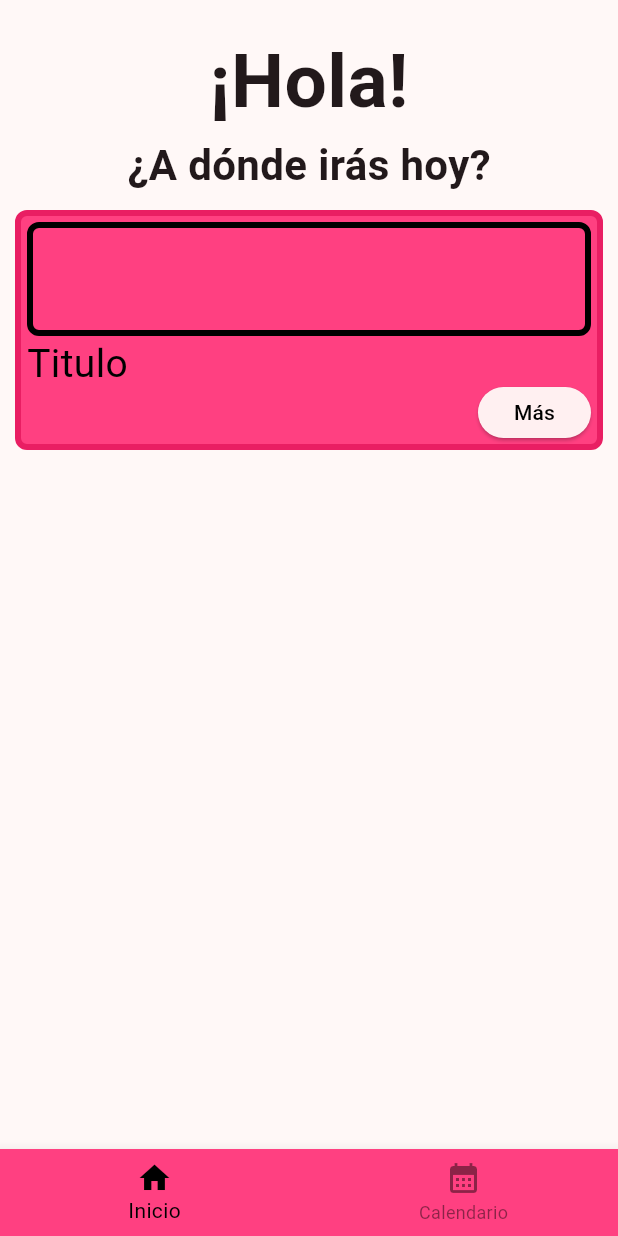
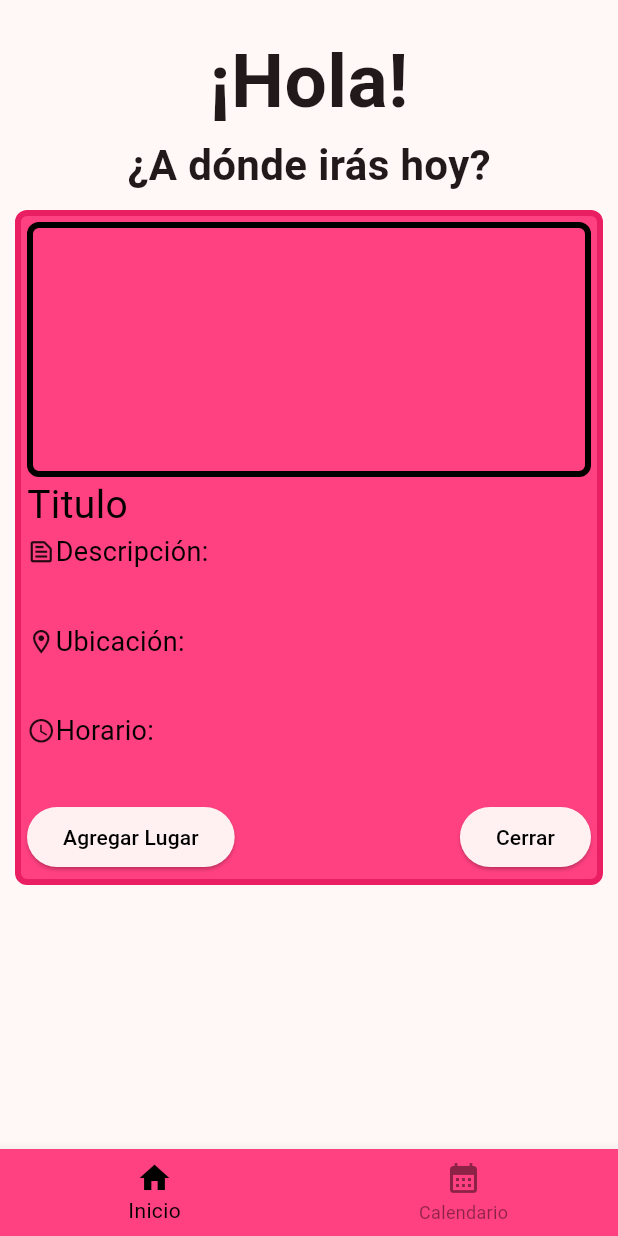
Before and after one commit to PapiTorrente/ProgramacionMovil, a Flutter app: the screen it shows after launch, on a phone screen of 412 x 824 dp. Run offline on Flutter 3.47's test engine with Material 3 defaults, Android fonts, the phone set to English and light mode, and no system bars.

Commit message:
Modificación de la tarjeta grande.

```diff
--- a/lib/pantallas/main.dart
+++ b/lib/pantallas/main.dart
@@ -60,7 +60,7 @@ class _pPrincipalState extends State<pPrincipal> { //Con barra baja es una varia
         ),
 
         /* CÓDIGO DE LA TARJETA */
-
+        /*
         Flexible( // Tarjeta
             child: Container(
               height: 160,
@@ -125,11 +125,11 @@ class _pPrincipalState extends State<pPrincipal> { //Con barra baja es una varia
               ),
             )
         )
-
+        */
         /* FIN DEL CÓDIGO DE LA TARJETA */
 
         /* CÓDIGO DE LA TARJETA GRANDE */
-        /*
+
         Flexible(
             child: Container(
               height: 450,
@@ -176,13 +176,71 @@ class _pPrincipalState extends State<pPrincipal> { //Con barra baja es una varia
                         Flexible(
                             child: Align(
                               alignment: Alignment.topLeft,
-                              child: Text(
-                                "Descripción:",
-                                style: TextStyle(
-                                  fontSize: 20,
-                                  color: Colors.black
+                              child: Container(
+                                child: Row(
+                                  children: [
+                                    Icon(
+                                        Icons.text_snippet_outlined,
+                                        size: 19,
+                                    ),
+                                    Text(
+                                      "Descripción:",
+                                      style: TextStyle(
+                                          fontSize: 18,
+                                          color: Colors.black
+                                      ),
+                                    ),
+                                  ],
                                 ),
                               ),
+                            )
+                        ),
+
+                        //TEXTO DEL HORARIO
+                        Flexible(
+                            child: Align(
+                              alignment: Alignment.topLeft,
+                              child: Container(
+                                child: Row(
+                                  children: [
+                                    Icon(
+                                        Icons.location_on_outlined,
+                                        size: 19,
+                                    ),
+                                    Text(
+                                      "Ubicación:",
+                                      style: TextStyle(
+                                          fontSize: 18,
+                                          color: Colors.black
+                                      ),
+                                    ),
+                                  ],
+                                ),
+                              ),
+                            )
+                        ),
+
+                        //TEXTO DE LA UBICACIÓN
+                        Flexible(
+                            child: Align(
+                              alignment: Alignment.topLeft,
+                              child: Container(
+                                child: Row(
+                                  children: [
+                                    Icon(
+                                        Icons.access_time_outlined,
+                                        size: 19,
+                                    ),
+                                    Text(
+                                      "Horario:",
+                                      style: TextStyle(
+                                          fontSize: 18,
+                                          color: Colors.black
+                                      ),
+                                    ),
+                                  ],
+                                ),
+                              )
                             )
                         ),
 
@@ -232,7 +290,7 @@ class _pPrincipalState extends State<pPrincipal> { //Con barra baja es una varia
               ),
             )
         )
-        */
+
         /* FIN DEL CÓDIGO DE LA TARJETA GRANDE */
 
       ],
```
